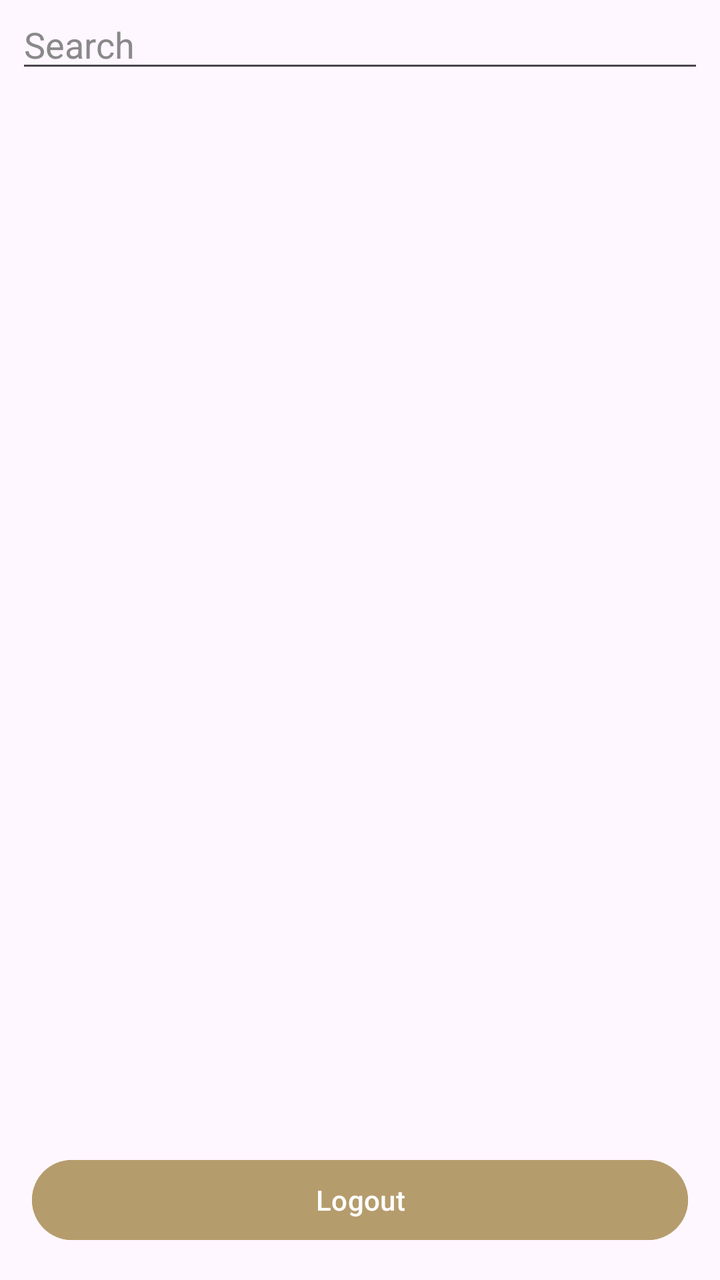
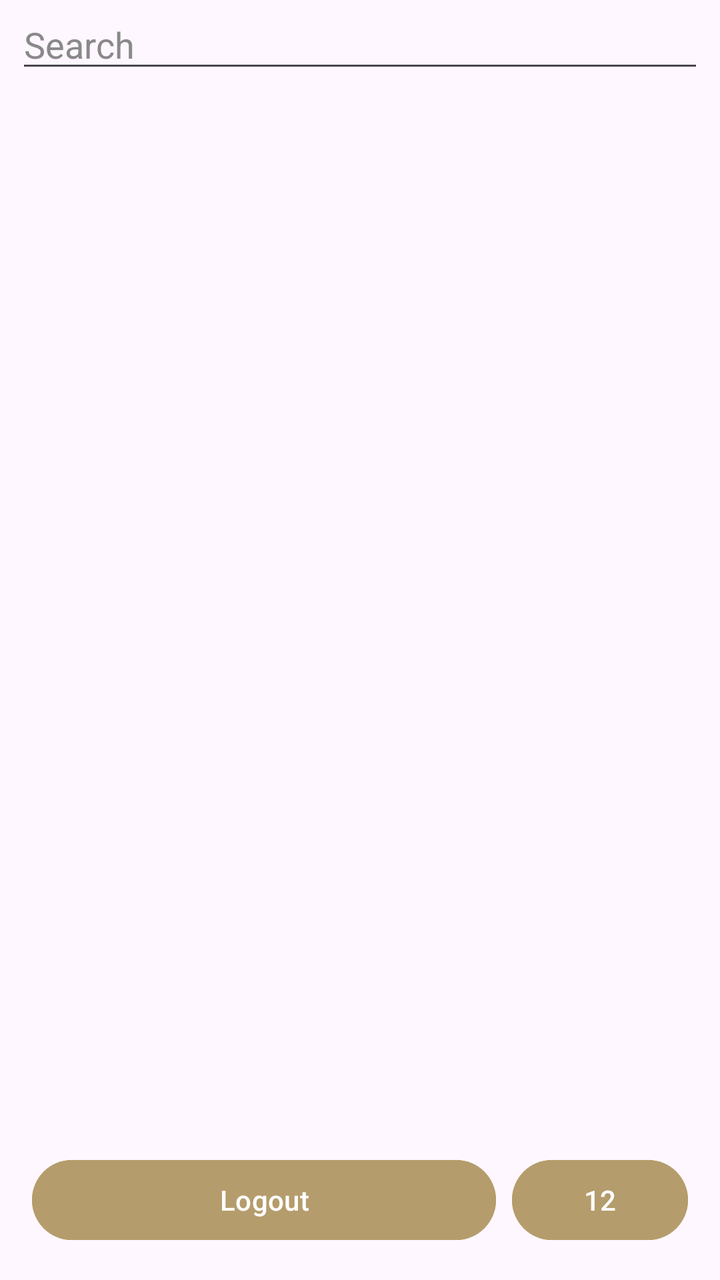

Compare the two renders of this Android layout. The source of the first and the diff that turns it into the second are given below.
<!-- AndroidManifest.xml: application theme Theme.B07DemoSummer2024 -->
<!-- res/layout/activity_home_fragment.xml -->
<?xml version="1.0" encoding="utf-8"?>
<androidx.constraintlayout.widget.ConstraintLayout xmlns:android="http://schemas.android.com/apk/res/android"
    xmlns:app="http://schemas.android.com/apk/res-auto"
    xmlns:tools="http://schemas.android.com/tools"
    android:layout_width="match_parent"
    android:layout_height="match_parent"
    tools:context=".HomeFragment">

    <Button
        android:id="@+id/buttonFilterSaved"
        android:layout_width="0dp"
        android:layout_height="wrap_content"
        android:layout_marginStart="16dp"
        android:layout_marginTop="8dp"
        android:layout_marginEnd="16dp"
        android:backgroundTint="@color/lightgold"
        android:text="@string/show_saved"
        android:textColor="@color/white"
        android:visibility="gone"
        app:layout_constraintEnd_toEndOf="parent"
        app:layout_constraintHorizontal_bias="0.0"
        app:layout_constraintStart_toStartOf="parent"
        app:layout_constraintTop_toTopOf="parent" />

    <Button
        android:id="@+id/buttonManageItems"
        android:layout_width="0dp"
        android:layout_height="wrap_content"
        android:layout_marginStart="16dp"
        android:layout_marginEnd="16dp"
        android:layout_marginBottom="8dp"
        android:backgroundTint="@color/lightgold"
        android:text="@string/add_item"
        android:textColor="@color/white"
        android:visibility="gone"
        app:layout_constraintBottom_toTopOf="@+id/buttonLogout"
        app:layout_constraintEnd_toEndOf="parent"
        app:layout_constraintHorizontal_bias="0.0"
        app:layout_constraintStart_toStartOf="parent" />

    <Button
        android:id="@+id/buttonLogout"
        android:layout_width="0dp"
        android:layout_height="wrap_content"
        android:layout_marginStart="16dp"
        android:layout_marginEnd="16dp"
        android:layout_marginBottom="16dp"
        android:backgroundTint="@color/lightgold"
        android:text="@string/logout"
        android:textColor="@color/white"
        android:visibility="visible"
        app:layout_constraintBottom_toBottomOf="parent"
        app:layout_constraintEnd_toEndOf="parent"
        app:layout_constraintHorizontal_bias="0.0"
        app:layout_constraintStart_toStartOf="parent" />

    <androidx.recyclerview.widget.RecyclerView
        android:id="@+id/artifactCardGrid"
        android:layout_width="0dp"
        android:layout_height="0dp"
        android:layout_marginTop="8dp"
        android:layout_marginBottom="16dp"
        app:layout_constraintBottom_toTopOf="@+id/buttonManageItems"
        app:layout_constraintEnd_toEndOf="parent"
        app:layout_constraintHorizontal_bias="1.0"
        app:layout_constraintStart_toStartOf="parent"
        app:layout_constraintTop_toBottomOf="@+id/homeSearchEditText"
        app:layout_constraintVertical_bias="1.0" />

    <EditText
        android:id="@+id/homeSearchEditText"
        android:layout_width="0dp"
        android:layout_height="wrap_content"
        android:layout_marginStart="8dp"
        android:layout_marginEnd="8dp"
        android:ems="10"
        android:hint="@android:string/search_go"
        android:inputType="text"
        android:textColor="@color/white"
        android:textColorHint="@color/editor_hint"
        app:layout_constraintEnd_toEndOf="parent"
        app:layout_constraintStart_toStartOf="parent"
        app:layout_constraintTop_toBottomOf="@+id/buttonFilterSaved" />

</androidx.constraintlayout.widget.ConstraintLayout>
<!-- resources referenced by this layout -->
<resources>
  <color name="editor_hint">#FF898989</color>
  <color name="lightgold">#B59C6C</color>
  <color name="white">#FFFFFFFF</color>
  <string name="add_item">Add Artifact</string>
  <string name="logout">Logout</string>
  <string name="show_saved">Show Saved Artifacts</string>
  <style name="Theme.B07DemoSummer2024" parent="Base.Theme.B07DemoSummer2024" />
  <style name="Base.Theme.B07DemoSummer2024" parent="Theme.Material3.DayNight.NoActionBar">
          
          
          <item name="android:statusBarColor">@color/softblack</item>
          <item name="android:navigationBarColor">@color/softblack</item>
      </style>
  <color name="softblack">#161515</color>
</resources>

<!-- the commit's change to res/layout/activity_home_fragment.xml (unified diff, before → after) -->
@@ -43,16 +43,28 @@
         android:layout_width="0dp"
         android:layout_height="wrap_content"
         android:layout_marginStart="16dp"
-        android:layout_marginEnd="16dp"
+        android:layout_marginEnd="8dp"
         android:layout_marginBottom="16dp"
         android:backgroundTint="@color/lightgold"
         android:text="@string/logout"
         android:textColor="@color/white"
         android:visibility="visible"
         app:layout_constraintBottom_toBottomOf="parent"
-        app:layout_constraintEnd_toEndOf="parent"
-        app:layout_constraintHorizontal_bias="0.0"
+        app:layout_constraintEnd_toStartOf="@+id/buttonPagination"
         app:layout_constraintStart_toStartOf="parent" />
+
+    <Button
+        android:id="@+id/buttonPagination"
+        android:layout_width="0dp"
+        android:layout_height="wrap_content"
+        android:layout_marginEnd="16dp"
+        android:layout_marginBottom="16dp"
+        android:backgroundTint="@color/lightgold"
+        android:text="12"
+        android:textColor="@color/white"
+        android:visibility="visible"
+        app:layout_constraintBottom_toBottomOf="parent"
+        app:layout_constraintEnd_toEndOf="parent" />
 
     <androidx.recyclerview.widget.RecyclerView
         android:id="@+id/artifactCardGrid"
